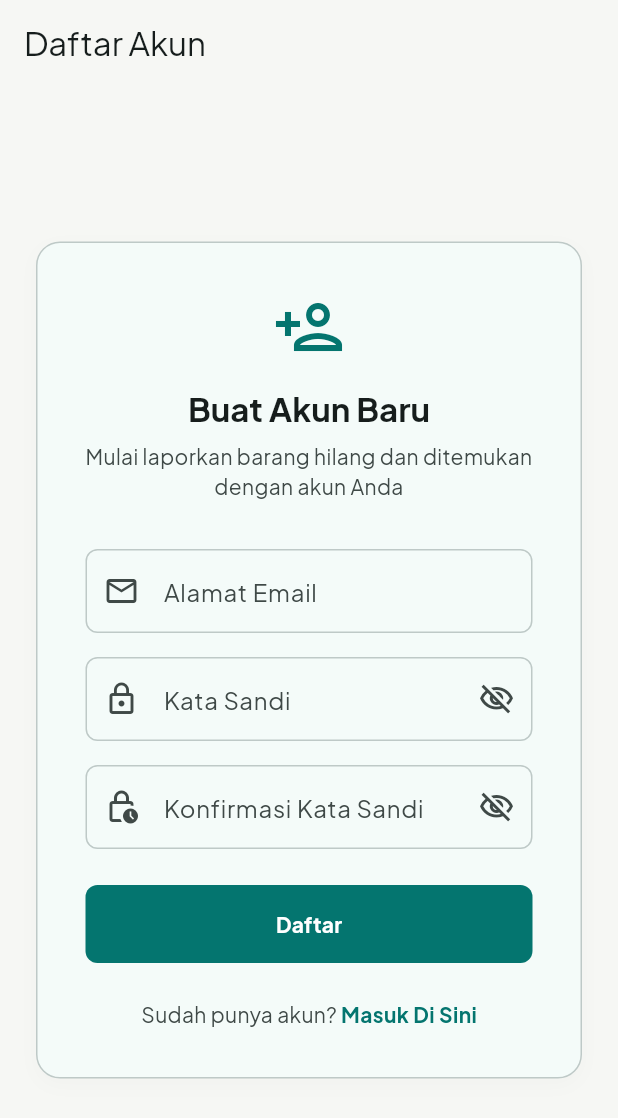
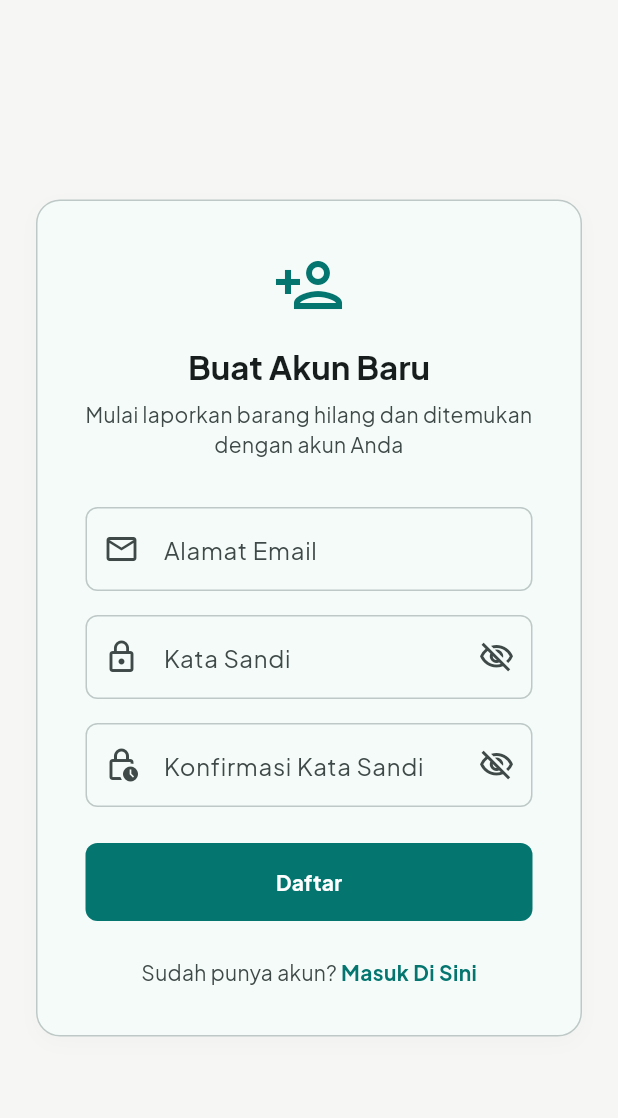
Before and after one commit to demmagence/lost-and-found, a Flutter app: the screen it shows after launch, after a tap on "Masuk", after a tap on "Daftar Sekarang", on a phone screen of 412 x 824 dp. Shown: the top 1118 px of the screen. Run offline on Flutter 3.47's test engine with Material 3 defaults, Android fonts, the phone set to English and light mode, and no system bars; our stand-ins replace google_fonts, supabase_flutter; accounts and stored records are empty.

Commit message:
style: remove AppBars from LoginPage and RegisterPage to clean up top-left text

```diff
--- a/lib/features/auth/views/login_page.dart
+++ b/lib/features/auth/views/login_page.dart
@@ -73,11 +73,6 @@ class _LoginPageState extends State<LoginPage> {
     final colorScheme = theme.colorScheme;
 
     return Scaffold(
-      appBar: AppBar(
-        title: const Text('Masuk'),
-        backgroundColor: Colors.transparent,
-        elevation: 0,
-      ),
       body: SafeArea(
         child: Center(
           child: SingleChildScrollView(
--- a/lib/features/auth/views/register_page.dart
+++ b/lib/features/auth/views/register_page.dart
@@ -92,11 +92,6 @@ class _RegisterPageState extends State<RegisterPage> {
     final colorScheme = theme.colorScheme;
 
     return Scaffold(
-      appBar: AppBar(
-        title: const Text('Daftar Akun'),
-        backgroundColor: Colors.transparent,
-        elevation: 0,
-      ),
       body: SafeArea(
         child: Center(
           child: SingleChildScrollView(
```
